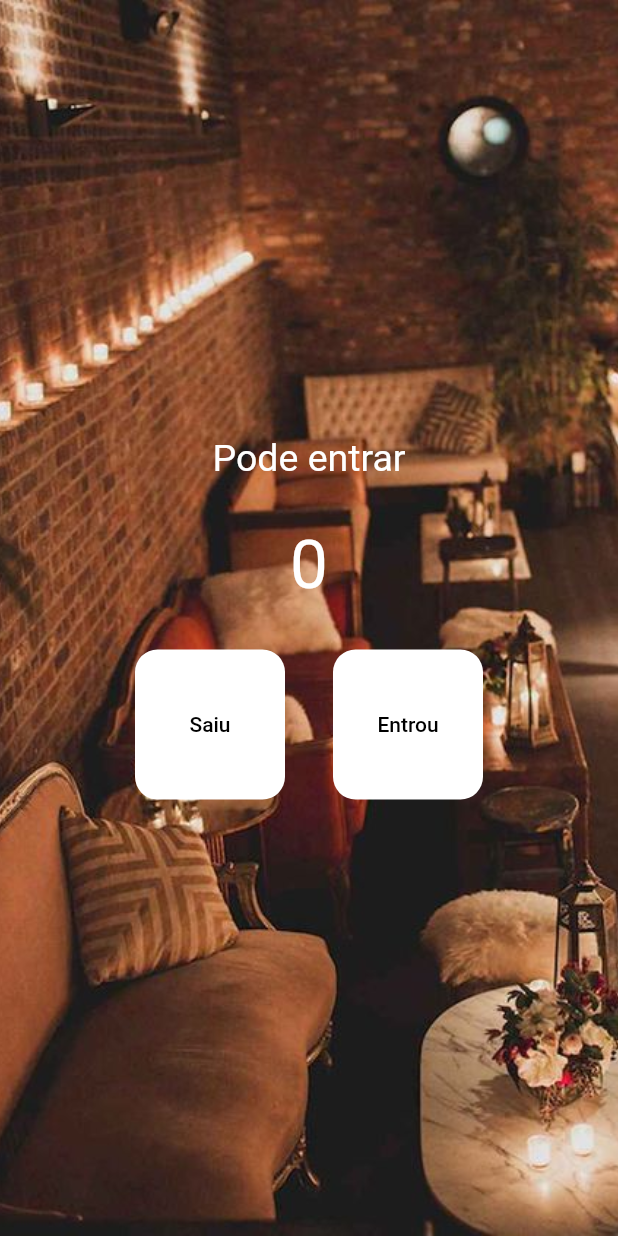
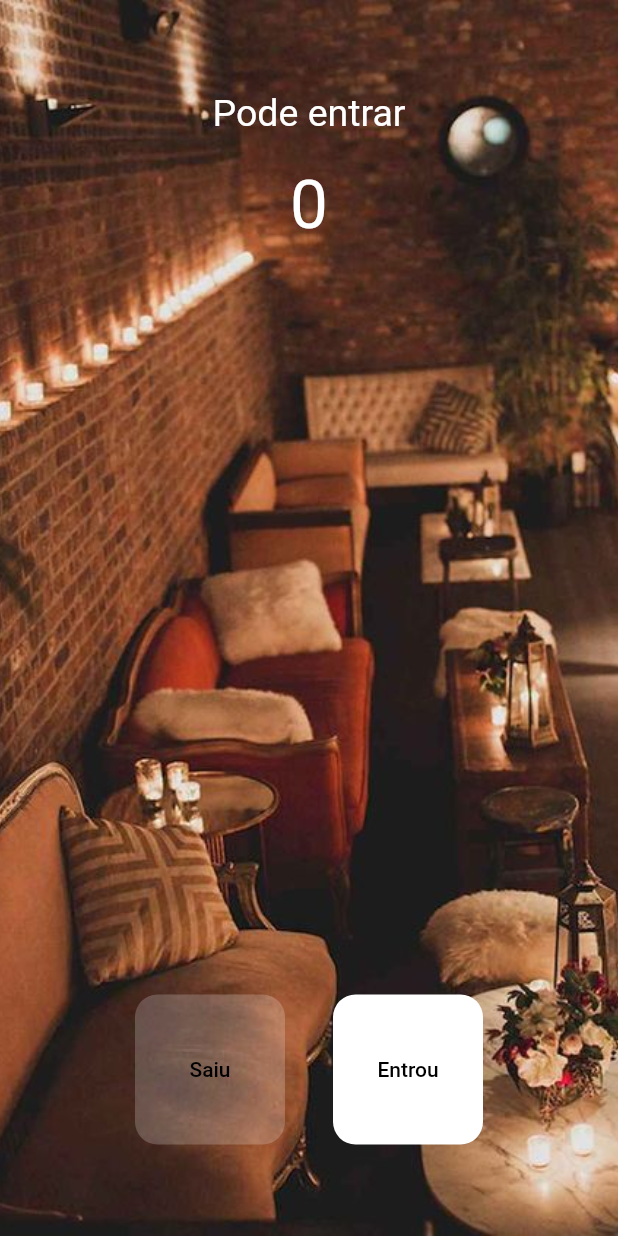
Before and after one commit to cauamistura/flutter-curso, a Flutter app: the screen it shows after launch, on a phone screen of 412 x 824 dp. Run offline on Flutter 3.47's test engine with Material 2 defaults, Android fonts, the phone set to English and light mode, and no system bars.

Commit message:
app entry control (final)

```diff
--- a/modulo01/entry_control/lib/main.dart
+++ b/modulo01/entry_control/lib/main.dart
@@ -9,24 +9,36 @@ class MyApp extends StatelessWidget {
 
   @override
   Widget build(BuildContext context) {
-    return MaterialApp(
+    return const MaterialApp(
       home: HomePage(),
     );
   }
 }
 
-class HomePage extends StatelessWidget {
-  HomePage({super.key});
+class HomePage extends StatefulWidget {
+  const HomePage({super.key});
 
+  @override
+  State<HomePage> createState() => _HomePageState();
+}
+
+class _HomePageState extends State<HomePage> {
   int count = 0;
 
   void _increment() {
-    count++;
+    setState(() {
+      count++;
+    });
   }
 
   void _decrement() {
-    count--;
+    setState(() {
+      count--;
+    });
   }
+
+  bool get isEmpty => count == 0;
+  bool get isFull  => count == 20;
 
   @override
   Widget build(BuildContext context) {
@@ -39,15 +51,18 @@ class HomePage extends StatelessWidget {
         child: Column(
           mainAxisAlignment: MainAxisAlignment.center,
           children: [
-            const Text(
-              "Pode entrar",
-              style: TextStyle(
+            Text(
+             isFull ? "Lotado" : "Pode entrar",
+              style: const TextStyle(
                 fontSize: 25,
                 color: Colors.white,
               ),
             ),
-             Padding(
-                padding: EdgeInsets.all(30),
+            Padding(
+                padding: const EdgeInsets.only(
+                  bottom: 500,
+                  top: 20,
+                ),
                 child: Text(
                   "$count",
                   style: const TextStyle(
@@ -60,11 +75,11 @@ class HomePage extends StatelessWidget {
               children: [
                 TextButton(
                   style: TextButton.styleFrom(
-                      backgroundColor: Colors.white,
+                      backgroundColor: isEmpty ? Colors.white.withOpacity(0.2) : Colors.white,
                       fixedSize: const Size(100, 100),
                       shape: RoundedRectangleBorder(
                           borderRadius: BorderRadius.circular(15))),
-                  onPressed: _decrement,
+                  onPressed: isEmpty ? null : _decrement,
                   child: const Text(
                     "Saiu",
                     style: TextStyle(color: Colors.black),
@@ -75,11 +90,11 @@ class HomePage extends StatelessWidget {
                 ),
                 TextButton(
                   style: TextButton.styleFrom(
-                      backgroundColor: Colors.white,
+                      backgroundColor: isFull ? Colors.white.withOpacity(0.2) : Colors.white,
                       fixedSize: const Size(100, 100),
                       shape: RoundedRectangleBorder(
                           borderRadius: BorderRadius.circular(15))),
-                  onPressed: _increment,
+                  onPressed: isFull ? null : _increment,
                   child: const Text(
                     "Entrou",
                     style: TextStyle(color: Colors.black),
```
